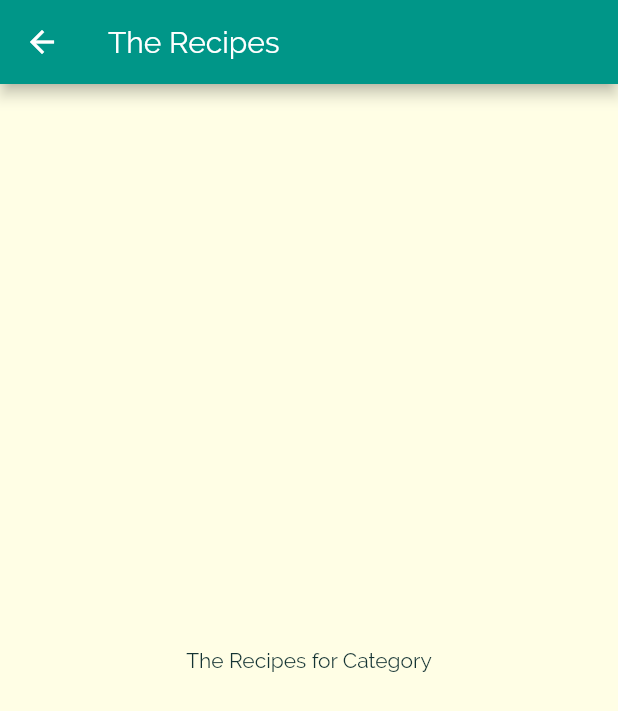
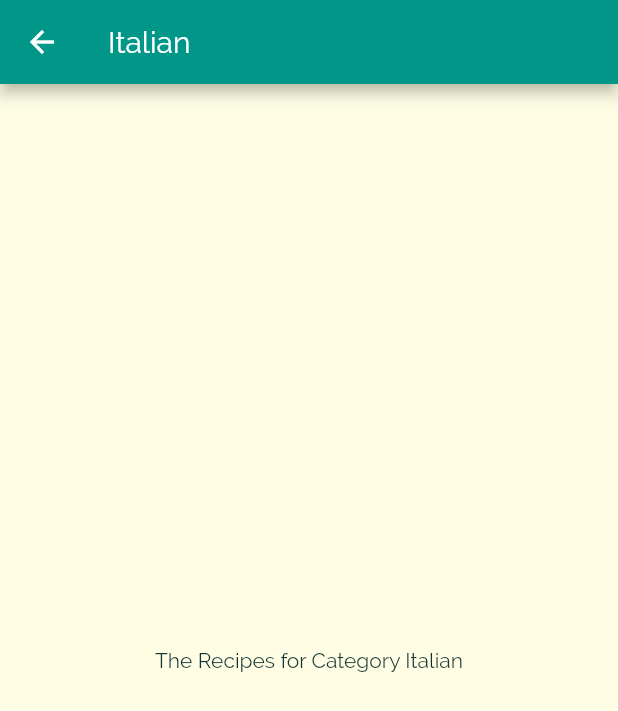
Before and after one commit to lemanfoetra/flutter-module-7-navigation-multiplescreen, a Flutter app: the screen it shows after launch, after a tap on "Italian", on a phone screen of 412 x 824 dp. Shown: the top 711 px of the screen. Run offline on Flutter 3.47's test engine with Material 2 defaults, Android fonts, the phone set to English and light mode, and no system bars.

Commit message:
Passing data via Constructor

```diff
--- a/lib/categories_meal_screen.dart
+++ b/lib/categories_meal_screen.dart
@@ -1,14 +1,20 @@
 import 'package:flutter/material.dart';
 
 class CategoriesMeal extends StatelessWidget {
+
+  final String id;
+  final String title;
+
+  CategoriesMeal(this.id, this.title);
+
   @override
   Widget build(BuildContext context) {
     return Scaffold(
       appBar: AppBar(
-        title: Text('The Recipes'),
+        title: Text(title),
       ),
       body: Center(
-        child: Text('The Recipes for Category'),
+        child: Text('The Recipes for Category $title'),
       ),
     );
   }
--- a/lib/categories_screen.dart
+++ b/lib/categories_screen.dart
@@ -15,6 +15,7 @@ class CategoriesScreen extends StatelessWidget {
       ),
       children: DUMMY_CATEGORIES
           .map((x) => CategoryItem(
+                x.id,
                 x.title,
                 x.color,
               ))
--- a/lib/category_item.dart
+++ b/lib/category_item.dart
@@ -2,16 +2,17 @@ import 'package:flutter/material.dart';
 import 'package:meals/categories_meal_screen.dart';
 
 class CategoryItem extends StatelessWidget {
+  final String id;
   final String title;
   final Color color;
 
-  CategoryItem(this.title, this.color);
+  CategoryItem(this.id, this.title, this.color);
 
   void selectCategory(BuildContext ctx) {
     Navigator.of(ctx).push(
       MaterialPageRoute(
         builder: (_) {
-          return CategoriesMeal();
+          return CategoriesMeal(id,title);
         },
       ),
     );
```
